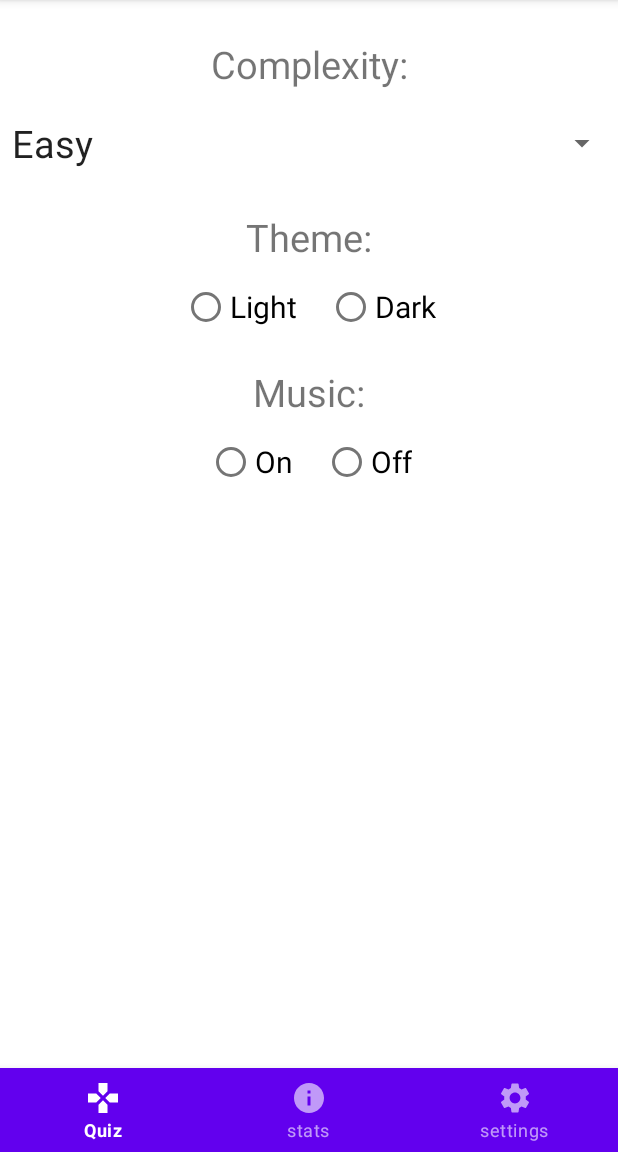
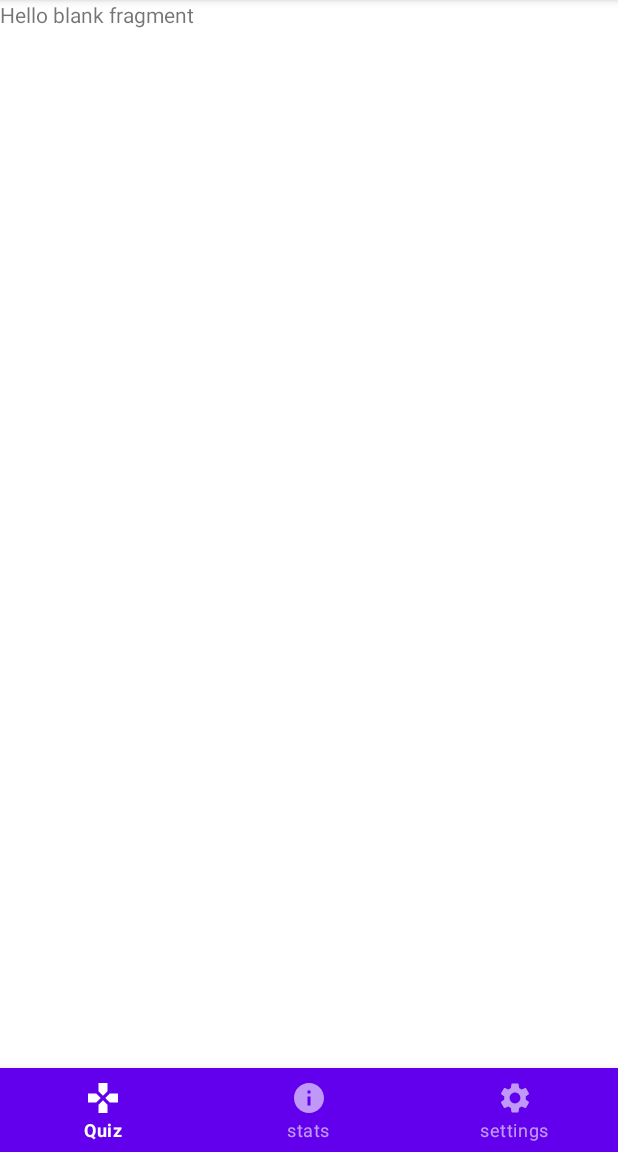
Before and after one commit to Slava0271/lesson3, an Android app: the FirstQuestion screen opened through its navigation route, on a phone screen of 412 x 824 dp, the part 84-1236 px from its top. Run offline under Robolectric (Android 15) with nearby library versions, the phone set to English and light mode, and no system bars.

Commit message:
add fragments and code

```diff
--- a/app/src/main/java/com/example/lesson3/Settings.kt
+++ b/app/src/main/java/com/example/lesson3/FirstQuestion.kt
@@ -1,14 +1,13 @@
 package com.example.lesson3
 
-import android.annotation.SuppressLint
 import android.os.Bundle
+import androidx.fragment.app.Fragment
 import android.view.LayoutInflater
 import android.view.View
 import android.view.ViewGroup
-import android.widget.ArrayAdapter
-import androidx.fragment.app.Fragment
-import kotlinx.android.synthetic.main.settings_blank.*
-
+import androidx.fragment.app.FragmentManager
+import androidx.fragment.app.FragmentTransaction
+import kotlinx.android.synthetic.main.quiz_blank.*
 
 // TODO: Rename parameter arguments, choose names that match
 // the fragment initialization parameters, e.g. ARG_ITEM_NUMBER
@@ -17,10 +16,10 @@ private const val ARG_PARAM2 = "param2"
 
 /**
  * A simple [Fragment] subclass.
- * Use the [Settings.newInstance] factory method to
+ * Use the [FirstQuestion.newInstance] factory method to
  * create an instance of this fragment.
  */
-class Settings : Fragment() {
+class FirstQuestion : Fragment() {
     // TODO: Rename and change types of parameters
     private var param1: String? = null
     private var param2: String? = null
@@ -30,24 +29,18 @@ class Settings : Fragment() {
         arguments?.let {
             param1 = it.getString(ARG_PARAM1)
             param2 = it.getString(ARG_PARAM2)
+            button.setOnClickListener(){
+
+            }
         }
     }
 
-    override fun onActivityCreated(savedInstanceState: Bundle?) {
-        super.onActivityCreated(savedInstanceState)
 
-        val values = arrayOf("Easy","Medium","Hard")
-        val adapter = ArrayAdapter(this.requireActivity(), R.layout.spinner_item, values)
-        adapter.setDropDownViewResource(R.layout.spinner_dropdown)
-        planets_spinner.adapter = adapter
-    }
 
-    override fun onCreateView(
-        inflater: LayoutInflater, container: ViewGroup?,
-        savedInstanceState: Bundle?
-    ): View? {
+    override fun onCreateView(inflater: LayoutInflater, container: ViewGroup?,
+                              savedInstanceState: Bundle?): View? {
         // Inflate the layout for this fragment
-        return inflater.inflate(R.layout.settings_blank, container, false)
+        return inflater.inflate(R.layout.fragment_first_question, container, false)
     }
 
     companion object {
@@ -57,16 +50,16 @@ class Settings : Fragment() {
          *
          * @param param1 Parameter 1.
          * @param param2 Parameter 2.
-         * @return A new instance of fragment Settings.
+         * @return A new instance of fragment FirstQuestion.
          */
         // TODO: Rename and change types and number of parameters
         @JvmStatic
         fun newInstance(param1: String, param2: String) =
-            Settings().apply {
-                arguments = Bundle().apply {
-                    putString(ARG_PARAM1, param1)
-                    putString(ARG_PARAM2, param2)
+                FirstQuestion().apply {
+                    arguments = Bundle().apply {
+                        putString(ARG_PARAM1, param1)
+                        putString(ARG_PARAM2, param2)
+                    }
                 }
-            }
     }
 }
--- /dev/null
+++ b/app/src/main/java/com/example/lesson3/bottom_navigation/Quiz.kt
@@ -0,0 +1,91 @@
+package com.example.lesson3.bottom_navigation
+
+import android.content.Context
+import android.graphics.Bitmap
+import android.graphics.BitmapFactory
+import android.graphics.drawable.Drawable
+import android.os.Bundle
+import android.util.Log
+import android.view.LayoutInflater
+import android.view.View
+import android.view.ViewGroup
+import android.widget.Toast
+import androidx.fragment.app.Fragment
+import androidx.fragment.app.FragmentManager
+import androidx.fragment.app.FragmentTransaction
+import com.example.lesson3.FirstQuestion
+import com.example.lesson3.R
+import kotlinx.android.synthetic.main.quiz_blank.*
+import java.io.IOException
+import java.io.InputStream
+import java.nio.channels.ServerSocketChannel.open
+
+
+private const val ARG_PARAM1 = "param1"
+private const val ARG_PARAM2 = "param2"
+
+class BlankFragment : Fragment() {
+
+
+    // TODO: Rename and change types of parameters
+    private var param1: String? = null
+    private var param2: String? = null
+
+    override fun onCreate(savedInstanceState: Bundle?) {
+        super.onCreate(savedInstanceState)
+
+        arguments?.let {
+            param1 = it.getString(ARG_PARAM1)
+            param2 = it.getString(ARG_PARAM2)
+        }
+    }
+
+
+    override fun onCreateView(
+        inflater: LayoutInflater, container: ViewGroup?,
+        savedInstanceState: Bundle?
+    ): View? {
+
+        // Inflate the layout for this fragment
+        return inflater.inflate(R.layout.quiz_blank, container, false)
+    }
+
+    override fun onActivityCreated(savedInstanceState: Bundle?) {
+        super.onActivityCreated(savedInstanceState)
+        button.setOnClickListener() {
+            changeToPlay()
+        }
+    }
+
+    private fun changeToPlay() {
+            //Фрагмент на который я хочу переключить
+            val fragment: Fragment = FirstQuestion()
+            //Фрагмент который нужно убрать
+            val quiz: Fragment = BlankFragment()
+            val fragmentManager: FragmentManager = this.requireActivity().supportFragmentManager
+            val fragmentTransaction: FragmentTransaction = fragmentManager.beginTransaction()
+            fragmentTransaction.replace(R.id.fragment, fragment)
+            fragmentTransaction.hide(quiz)
+            fragmentTransaction.commit()
+    }
+
+    companion object {
+        /**
+         * Use this factory method to create a new instance of
+         * this fragment using the provided parameters.
+         *
+         * @param param1 Parameter 1.
+         * @param param2 Parameter 2.
+         * @return A new instance of fragment BlankFragment2.
+         */
+        // TODO: Rename and change types and number of parameters
+        @JvmStatic
+        fun newInstance(param1: String, param2: String) =
+            BlankFragment2().apply {
+                arguments = Bundle().apply {
+                    putString(ARG_PARAM1, param1)
+                    putString(ARG_PARAM2, param2)
+                }
+            }
+    }
+}
--- a/app/src/main/java/com/example/lesson3/BlankFragment.kt
+++ b/app/src/main/java/com/example/lesson3/bottom_navigation/Settings.kt
@@ -1,37 +1,46 @@
-package com.example.lesson3
+package com.example.lesson3.bottom_navigation
 
-import android.content.Context
-import android.graphics.Bitmap
-import android.graphics.BitmapFactory
-import android.graphics.drawable.Drawable
+import android.annotation.SuppressLint
 import android.os.Bundle
 import android.view.LayoutInflater
 import android.view.View
 import android.view.ViewGroup
+import android.widget.ArrayAdapter
 import androidx.fragment.app.Fragment
-import kotlinx.android.synthetic.main.quiz_blank.*
-import java.io.IOException
-import java.io.InputStream
-import java.nio.channels.ServerSocketChannel.open
+import com.example.lesson3.R
+import kotlinx.android.synthetic.main.settings_blank.*
 
 
+// TODO: Rename parameter arguments, choose names that match
+// the fragment initialization parameters, e.g. ARG_ITEM_NUMBER
 private const val ARG_PARAM1 = "param1"
 private const val ARG_PARAM2 = "param2"
 
-class BlankFragment : Fragment() {
-
-
+/**
+ * A simple [Fragment] subclass.
+ * Use the [Settings.newInstance] factory method to
+ * create an instance of this fragment.
+ */
+class Settings : Fragment() {
     // TODO: Rename and change types of parameters
     private var param1: String? = null
     private var param2: String? = null
 
     override fun onCreate(savedInstanceState: Bundle?) {
         super.onCreate(savedInstanceState)
-
         arguments?.let {
             param1 = it.getString(ARG_PARAM1)
             param2 = it.getString(ARG_PARAM2)
         }
+    }
+
+    override fun onActivityCreated(savedInstanceState: Bundle?) {
+        super.onActivityCreated(savedInstanceState)
+
+        val values = arrayOf("Easy","Medium","Hard")
+        val adapter = ArrayAdapter(this.requireActivity(), R.layout.spinner_item, values)
+        adapter.setDropDownViewResource(R.layout.spinner_dropdown)
+        planets_spinner.adapter = adapter
     }
 
     override fun onCreateView(
@@ -39,14 +48,8 @@ class BlankFragment : Fragment() {
         savedInstanceState: Bundle?
     ): View? {
         // Inflate the layout for this fragment
-        return inflater.inflate(R.layout.quiz_blank, container, false)
+        return inflater.inflate(R.layout.settings_blank, container, false)
     }
-
-    override fun onActivityCreated(savedInstanceState: Bundle?) {
-        super.onActivityCreated(savedInstanceState)
-    }
-
-
 
     companion object {
         /**
@@ -55,12 +58,12 @@ class BlankFragment : Fragment() {
          *
          * @param param1 Parameter 1.
          * @param param2 Parameter 2.
-         * @return A new instance of fragment BlankFragment2.
+         * @return A new instance of fragment Settings.
          */
         // TODO: Rename and change types and number of parameters
         @JvmStatic
         fun newInstance(param1: String, param2: String) =
-            BlankFragment2().apply {
+            Settings().apply {
                 arguments = Bundle().apply {
                     putString(ARG_PARAM1, param1)
                     putString(ARG_PARAM2, param2)
--- a/app/src/main/java/com/example/lesson3/BlankFragment2.kt
+++ b/app/src/main/java/com/example/lesson3/bottom_navigation/Stats.kt
@@ -1,4 +1,4 @@
-package com.example.lesson3
+package com.example.lesson3.bottom_navigation
 
 import android.content.Context
 import android.os.Bundle
@@ -7,6 +7,7 @@ import android.view.LayoutInflater
 import android.view.View
 import android.view.ViewGroup
 import android.widget.ArrayAdapter
+import com.example.lesson3.R
 
 // TODO: Rename parameter arguments, choose names that match
 // the fragment initialization parameters, e.g. ARG_ITEM_NUMBER
--- /dev/null
+++ b/app/src/main/res/drawable/play_svg.xml
@@ -0,0 +1,5 @@
+<vector android:height="30dp" android:tint="?attr/colorControlNormal"
+    android:viewportHeight="20" android:viewportWidth="20"
+    android:width="30dp" xmlns:android="http://schemas.android.com/apk/res/android">
+    <path android:fillColor="@android:color/white" android:pathData="M8,5v14l11,-7z"/>
+</vector>
--- /dev/null
+++ b/app/src/main/res/layout/fragment_first_question.xml
@@ -0,0 +1,14 @@
+<?xml version="1.0" encoding="utf-8"?>
+<FrameLayout xmlns:android="http://schemas.android.com/apk/res/android"
+    xmlns:tools="http://schemas.android.com/tools"
+    android:layout_width="match_parent"
+    android:layout_height="match_parent"
+    tools:context=".FirstQuestion">
+
+    <!-- TODO: Update blank fragment layout -->
+    <TextView
+        android:layout_width="match_parent"
+        android:layout_height="match_parent"
+        android:text="@string/hello_blank_fragment" />
+
+</FrameLayout>
--- a/app/src/main/res/layout/quiz_blank.xml
+++ b/app/src/main/res/layout/quiz_blank.xml
@@ -4,7 +4,7 @@
     xmlns:tools="http://schemas.android.com/tools"
     android:layout_width="match_parent"
     android:layout_height="match_parent"
-    tools:context=".BlankFragment">
+    tools:context=".MainActivity">
 
 
     <Button
--- a/app/src/main/res/navigation/nav_graph.xml
+++ b/app/src/main/res/navigation/nav_graph.xml
@@ -7,17 +7,23 @@
 
     <fragment
         android:id="@+id/quiz"
-        android:name="com.example.lesson3.BlankFragment"
+        android:name="com.example.lesson3.bottom_navigation.BlankFragment"
         android:label="fragment_blank"
-        tools:layout="@layout/quiz_blank" />
+        tools:layout="@layout/quiz_blank" >
+    </fragment>
     <fragment
         android:id="@+id/stats"
-        android:name="com.example.lesson3.BlankFragment2"
+        android:name="com.example.lesson3.bottom_navigation.BlankFragment2"
         android:label="fragment_blank2"
         tools:layout="@layout/stats_blank" />
     <fragment
         android:id="@+id/settings"
-        android:name="com.example.lesson3.Settings"
+        android:name="com.example.lesson3.bottom_navigation.Settings"
         android:label="settings_blank"
         tools:layout="@layout/settings_blank" />
+    <fragment
+        android:id="@+id/firstQuestion"
+        android:name="com.example.lesson3.FirstQuestion"
+        android:label="fragment_first_question"
+        tools:layout="@layout/fragment_first_question" />
 </navigation>
--- a/app/src/main/res/values/strings.xml
+++ b/app/src/main/res/values/strings.xml
@@ -21,5 +21,7 @@
     <string name="fourth_question">What is the most populous city in the world?</string>
     <string name="fifth_question">What person in 1969 first set foot on the moon?</string>
     <string name="play">Play</string>
+    <!-- TODO: Remove or change this placeholder text -->
+    <string name="hello_blank_fragment">Hello blank fragment</string>
 
 </resources>
```
Also changed, not shown: app/src/main/java/com/example/lesson3/MainActivity.kt (+6 -27 lines), app/src/main/res/drawable/question1.jpg (added), app/src/main/res/drawable/question2.jpg (added), app/src/main/res/drawable/question3.jpg (added), app/src/main/res/drawable/question4.jpg (added), app/src/main/res/drawable/question5.jpg (added).
